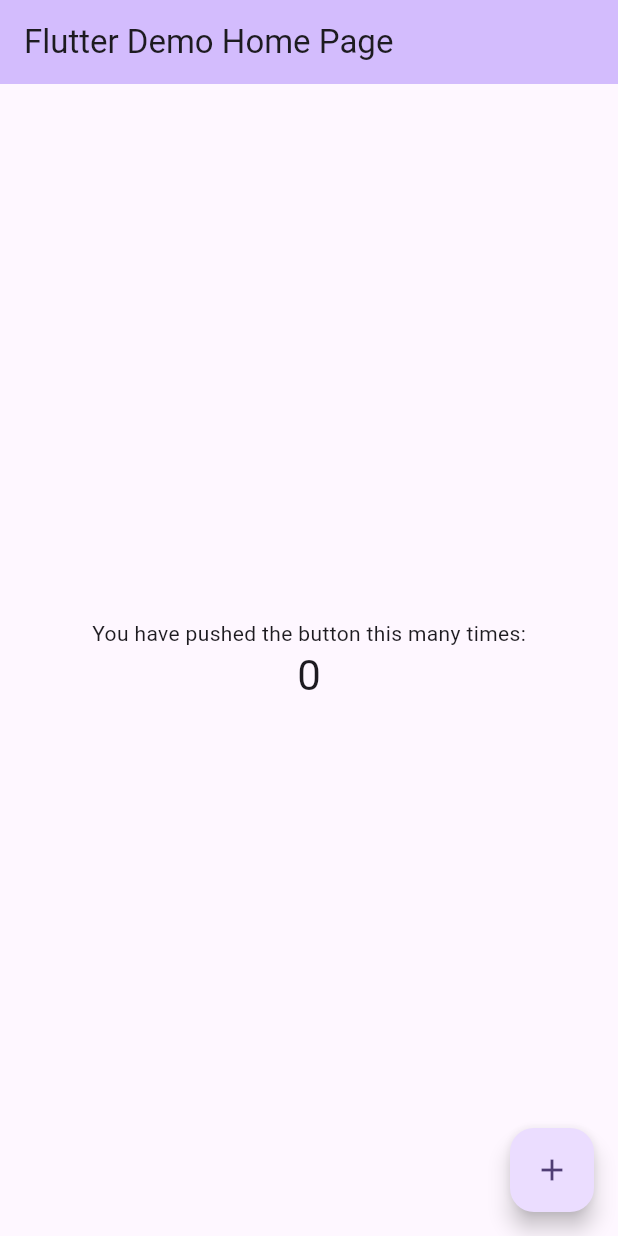
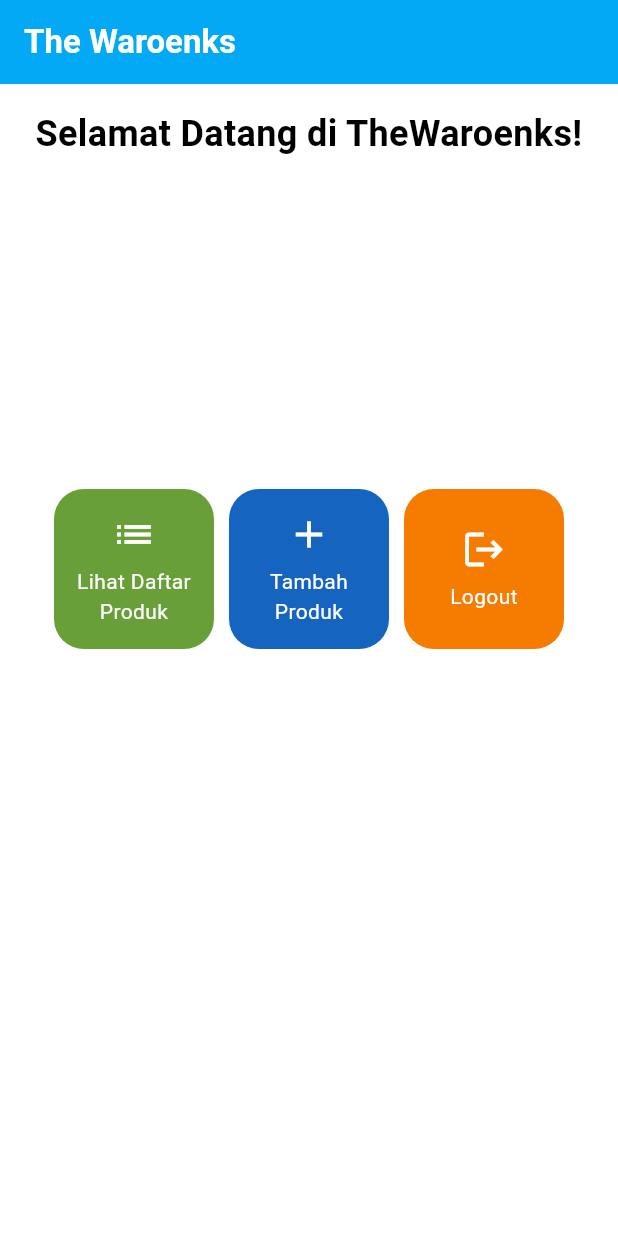
Before and after one commit to Faridhsbi/the-waroenks-mobile, a Flutter app: the screen it shows after launch, on a phone screen of 412 x 824 dp. Run offline on Flutter 3.47's test engine with Material 3 defaults, Android fonts, the phone set to English and light mode, and no system bars.

Commit message:
feat: add menu.dart and README.md

```diff
--- a/lib/main.dart
+++ b/lib/main.dart
@@ -1,5 +1,5 @@
 import 'package:flutter/material.dart';
-
+import 'package:the_waroenks/menu.dart';
 void main() {
   runApp(const MyApp());
 }
@@ -28,98 +28,11 @@
         //
         // This works for code too, not just values: Most code changes can be
         // tested with just a hot reload.
-        colorScheme: ColorScheme.fromSeed(seedColor: Colors.deepPurple),
-        useMaterial3: true,
+      colorScheme: ColorScheme.fromSwatch(
+            primarySwatch: Colors.lightBlue,
+      ).copyWith(secondary: Colors.lightBlue[600]),
       ),
-      home: const MyHomePage(title: 'Flutter Demo Home Page'),
+      home: MyHomePage(),
     );
   }
 }
-
-class MyHomePage extends StatefulWidget {
-  const MyHomePage({super.key, required this.title});
-
-  // This widget is the home page of your application. It is stateful, meaning
-  // that it has a State object (defined below) that contains fields that affect
-  // how it looks.
-
-  // This class is the configuration for the state. It holds the values (in this
-  // case the title) provided by the parent (in this case the App widget) and
-  // used by the build method of the State. Fields in a Widget subclass are
-  // always marked "final".
-
-  final String title;
-
-  @override
-  State<MyHomePage> createState() => _MyHomePageState();
-}
-
-class _MyHomePageState extends State<MyHomePage> {
-  int _counter = 0;
-
-  void _incrementCounter() {
-    setState(() {
-      // This call to setState tells the Flutter framework that something has
-      // changed in this State, which causes it to rerun the build method below
-      // so that the display can reflect the updated values. If we changed
-      // _counter without calling setState(), then the build method would not be
-      // called again, and so nothing would appear to happen.
-      _counter++;
-    });
-  }
-
-  @override
-  Widget build(BuildContext context) {
-    // This method is rerun every time setState is called, for instance as done
-    // by the _incrementCounter method above.
-    //
-    // The Flutter framework has been optimized to make rerunning build methods
-    // fast, so that you can just rebuild anything that needs updating rather
-    // than having to individually change instances of widgets.
-    return Scaffold(
-      appBar: AppBar(
-        // TRY THIS: Try changing the color here to a specific color (to
-        // Colors.amber, perhaps?) and trigger a hot reload to see the AppBar
-        // change color while the other colors stay the same.
-        backgroundColor: Theme.of(context).colorScheme.inversePrimary,
-        // Here we take the value from the MyHomePage object that was created by
-        // the App.build method, and use it to set our appbar title.
-        title: Text(widget.title),
-      ),
-      body: Center(
-        // Center is a layout widget. It takes a single child and positions it
-        // in the middle of the parent.
-        child: Column(
-          // Column is also a layout widget. It takes a list of children and
-          // arranges them vertically. By default, it sizes itself to fit its
-          // children horizontally, and tries to be as tall as its parent.
-          //
-          // Column has various properties to control how it sizes itself and
-          // how it positions its children. Here we use mainAxisAlignment to
-          // center the children vertically; the main axis here is the vertical
-          // axis because Columns are vertical (the cross axis would be
-          // horizontal).
-          //
-          // TRY THIS: Invoke "debug painting" (choose the "Toggle Debug Paint"
-          // action in the IDE, or press "p" in the console), to see the
-          // wireframe for each widget.
-          mainAxisAlignment: MainAxisAlignment.center,
-          children: <Widget>[
-            const Text(
-              'You have pushed the button this many times:',
-            ),
-            Text(
-              '$_counter',
-              style: Theme.of(context).textTheme.headlineMedium,
-            ),
-          ],
-        ),
-      ),
-      floatingActionButton: FloatingActionButton(
-        onPressed: _incrementCounter,
-        tooltip: 'Increment',
-        child: const Icon(Icons.add),
-      ), // This trailing comma makes auto-formatting nicer for build methods.
-    );
-  }
-}
--- /dev/null
+++ b/lib/menu.dart
@@ -0,0 +1,111 @@
+import 'package:flutter/material.dart';
+
+class MyHomePage extends StatelessWidget {
+  MyHomePage({super.key});
+
+  final List<ItemHomepage> items = [
+    ItemHomepage("Lihat Daftar Produk", Icons.list, Colors.lightGreen.shade700),
+    ItemHomepage("Tambah Produk", Icons.add, Colors.blue.shade800),
+    ItemHomepage("Logout", Icons.logout, Colors.orange.shade700),
+  ];
+
+  @override
+  Widget build(BuildContext context) {
+    return Scaffold(
+      appBar: AppBar(
+        title: const Text( 'The Waroenks',
+          style: TextStyle(
+            color: Colors.white,
+            fontWeight: FontWeight.bold,
+          ),
+        ),
+        backgroundColor: Theme.of(context).colorScheme.primary,
+      ),
+      body: Padding(
+        padding: const EdgeInsets.all(16.0),
+        child: Center(
+          child: Column(
+            children: [
+              // Menambahkan judul
+              const Text(
+                "Selamat Datang di TheWaroenks!",
+                style: TextStyle(
+                  fontSize: 24,
+                  fontWeight: FontWeight.bold,
+                ),
+                textAlign: TextAlign.center,
+              ),
+              const SizedBox(height: 200), // Space between title and grid
+              Expanded(
+                child: GridView.count(
+                  primary: true,
+                  padding: const EdgeInsets.all(20),
+                  crossAxisSpacing: 10,
+                  mainAxisSpacing: 10,
+                  crossAxisCount: 3,
+                  shrinkWrap: true,
+                  children: items.map((ItemHomepage item) {
+                    return ItemCard(item);
+                  }).toList(),
+                ),
+              ),
+            ],
+          ),
+        ),
+      ),
+    );
+  }
+}
+
+class ItemHomepage {
+  final String name;
+  final IconData icon;
+  final Color color;
+
+  ItemHomepage(this.name, this.icon, this.color);
+
+}
+
+class ItemCard extends StatelessWidget {
+  final ItemHomepage item;
+
+  const ItemCard(this.item, {super.key});
+
+  @override
+  Widget build(BuildContext context) {
+    return Material(
+      color: item.color,
+      borderRadius: BorderRadius.circular(20),
+      child: InkWell(
+        onTap: () {
+          ScaffoldMessenger.of(context)
+            ..hideCurrentSnackBar()
+            ..showSnackBar(
+              SnackBar(content: Text("Kamu telah menekan tombol ${item.name}!")),
+            );
+        },
+        child: Container(
+          padding: const EdgeInsets.all(8),
+          child: Center(
+            child: Column(
+              mainAxisAlignment: MainAxisAlignment.center,
+              children: [
+                Icon(
+                  item.icon,
+                  color: Colors.white,
+                  size: 30.0,
+                ),
+                const Padding(padding: EdgeInsets.all(3)),
+                Text(
+                  item.name,
+                  textAlign: TextAlign.center,
+                  style: const TextStyle(color: Colors.white),
+                ),
+              ],
+            ),
+          ),
+        ),
+      ),
+    );
+  }
+}
```
Also changed, not shown: 1 other file.
